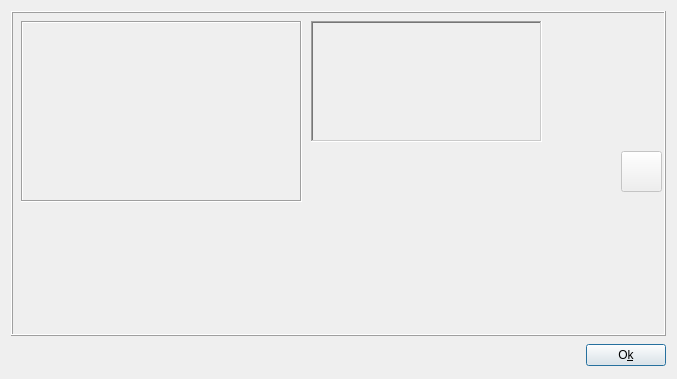
Tatsh/bpmdetect, file src/dlgrealtimedlg.ui: the form before one commit.
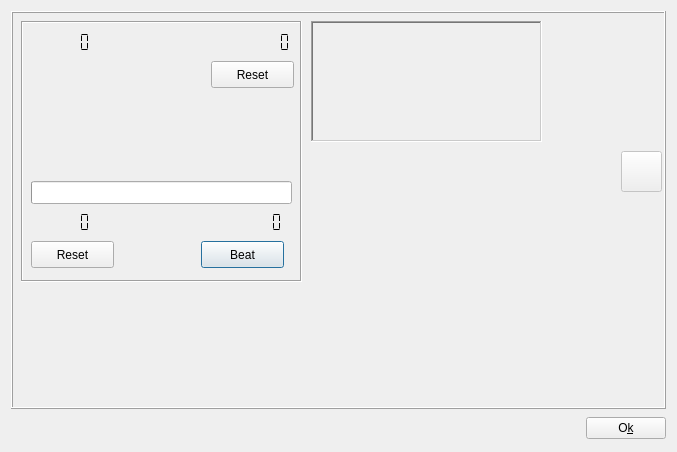
The form after the commit. Icons and pictures are not drawn. Custom widgets are drawn as their Qt base class.

Diff of the .ui file:
```diff
--- a/src/dlgrealtimedlg.ui
+++ b/src/dlgrealtimedlg.ui
@@ -6,7 +6,7 @@
     <x>0</x>
     <y>0</y>
     <width>677</width>
-    <height>379</height>
+    <height>452</height>
    </rect>
   </property>
   <property name="windowTitle" >
@@ -123,7 +123,7 @@
       <property name="geometry" >
        <rect>
         <x>10</x>
-        <y>200</y>
+        <y>280</y>
         <width>641</width>
         <height>51</height>
        </rect>
@@ -172,7 +172,7 @@
         <x>10</x>
         <y>10</y>
         <width>281</width>
-        <height>181</height>
+        <height>261</height>
        </rect>
       </property>
       <property name="frameShape" >
@@ -181,12 +181,155 @@
       <property name="frameShadow" >
        <enum>QFrame::Sunken</enum>
       </property>
+      <widget class="QLCDNumber" name="lcdCurrentBPM" >
+       <property name="geometry" >
+        <rect>
+         <x>10</x>
+         <y>10</y>
+         <width>64</width>
+         <height>23</height>
+        </rect>
+       </property>
+       <property name="frameShape" >
+        <enum>QFrame::NoFrame</enum>
+       </property>
+       <property name="smallDecimalPoint" >
+        <bool>false</bool>
+       </property>
+       <property name="numDigits" >
+        <number>6</number>
+       </property>
+       <property name="segmentStyle" >
+        <enum>QLCDNumber::Flat</enum>
+       </property>
+      </widget>
+      <widget class="QLCDNumber" name="lcdAverageBPM" >
+       <property name="geometry" >
+        <rect>
+         <x>210</x>
+         <y>10</y>
+         <width>64</width>
+         <height>23</height>
+        </rect>
+       </property>
+       <property name="frameShape" >
+        <enum>QFrame::NoFrame</enum>
+       </property>
+       <property name="smallDecimalPoint" >
+        <bool>false</bool>
+       </property>
+       <property name="numDigits" >
+        <number>6</number>
+       </property>
+       <property name="segmentStyle" >
+        <enum>QLCDNumber::Flat</enum>
+       </property>
+      </widget>
+      <widget class="QPushButton" name="btnBeat" >
+       <property name="geometry" >
+        <rect>
+         <x>180</x>
+         <y>220</y>
+         <width>83</width>
+         <height>27</height>
+        </rect>
+       </property>
+       <property name="text" >
+        <string>Beat</string>
+       </property>
+       <property name="default" >
+        <bool>true</bool>
+       </property>
+      </widget>
+      <widget class="QPushButton" name="btnReset" >
+       <property name="geometry" >
+        <rect>
+         <x>10</x>
+         <y>220</y>
+         <width>83</width>
+         <height>27</height>
+        </rect>
+       </property>
+       <property name="text" >
+        <string>Reset</string>
+       </property>
+      </widget>
+      <widget class="QLCDNumber" name="lcdTapBPM" >
+       <property name="geometry" >
+        <rect>
+         <x>10</x>
+         <y>190</y>
+         <width>64</width>
+         <height>23</height>
+        </rect>
+       </property>
+       <property name="frameShape" >
+        <enum>QFrame::NoFrame</enum>
+       </property>
+       <property name="smallDecimalPoint" >
+        <bool>false</bool>
+       </property>
+       <property name="numDigits" >
+        <number>6</number>
+       </property>
+       <property name="segmentStyle" >
+        <enum>QLCDNumber::Flat</enum>
+       </property>
+      </widget>
+      <widget class="QLCDNumber" name="lcdTapError" >
+       <property name="geometry" >
+        <rect>
+         <x>213</x>
+         <y>190</y>
+         <width>51</width>
+         <height>23</height>
+        </rect>
+       </property>
+       <property name="frameShape" >
+        <enum>QFrame::NoFrame</enum>
+       </property>
+       <property name="smallDecimalPoint" >
+        <bool>false</bool>
+       </property>
+       <property name="segmentStyle" >
+        <enum>QLCDNumber::Flat</enum>
+       </property>
+      </widget>
+      <widget class="QProgressBar" name="pbInterval" >
+       <property name="geometry" >
+        <rect>
+         <x>10</x>
+         <y>160</y>
+         <width>261</width>
+         <height>23</height>
+        </rect>
+       </property>
+       <property name="value" >
+        <number>0</number>
+       </property>
+       <property name="textVisible" >
+        <bool>false</bool>
+       </property>
+      </widget>
+      <widget class="QPushButton" name="btnAutoReset" >
+       <property name="geometry" >
+        <rect>
+         <x>190</x>
+         <y>40</y>
+         <width>83</width>
+         <height>27</height>
+        </rect>
+       </property>
+       <property name="text" >
+        <string>Reset</string>
+       </property>
+      </widget>
      </widget>
-     <widget class="WWaveform" native="1" name="energyWave" >
+     <widget class="WWaveform" native="1" name="calcWave" >
       <property name="geometry" >
        <rect>
         <x>10</x>
-        <y>260</y>
+        <y>340</y>
         <width>641</width>
         <height>51</height>
        </rect>
@@ -219,7 +362,13 @@
   <customwidget>
    <class>WMagnitudeDisplay</class>
    <extends>QWidget</extends>
-   <header>wmagnitudedisplay.h</header>
+   <header>wplot.h</header>
+   <container>1</container>
+  </customwidget>
+  <customwidget>
+   <class>WBPMCalcDisplay</class>
+   <extends>QWidget</extends>
+   <header>wbpmcalcdisplay.h</header>
    <container>1</container>
   </customwidget>
  </customwidgets>
```
Left out of the diff: 14 changed lines with no effect on the pictures.
